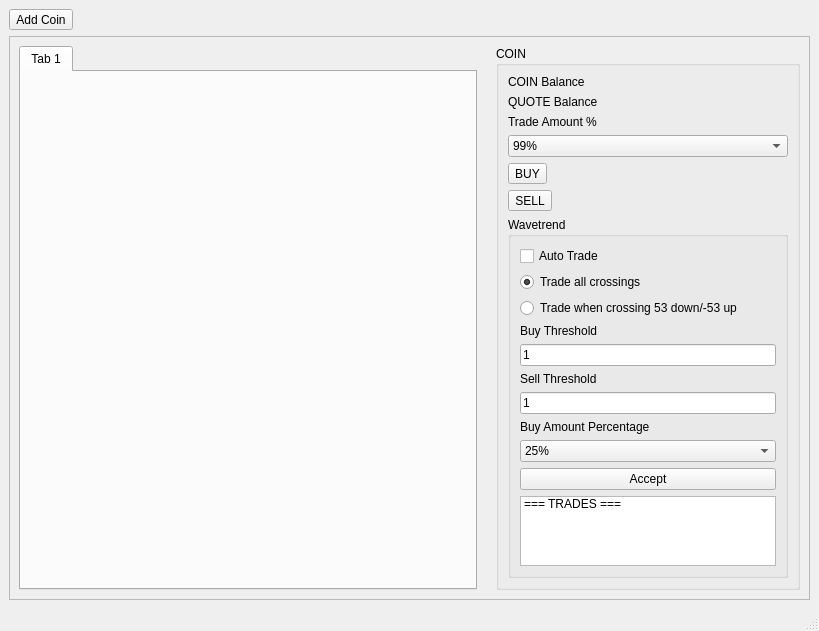
The window that mainwindowqt.ui (pywizard/wavetrend) describes before a commit, drawn with Qt 5.
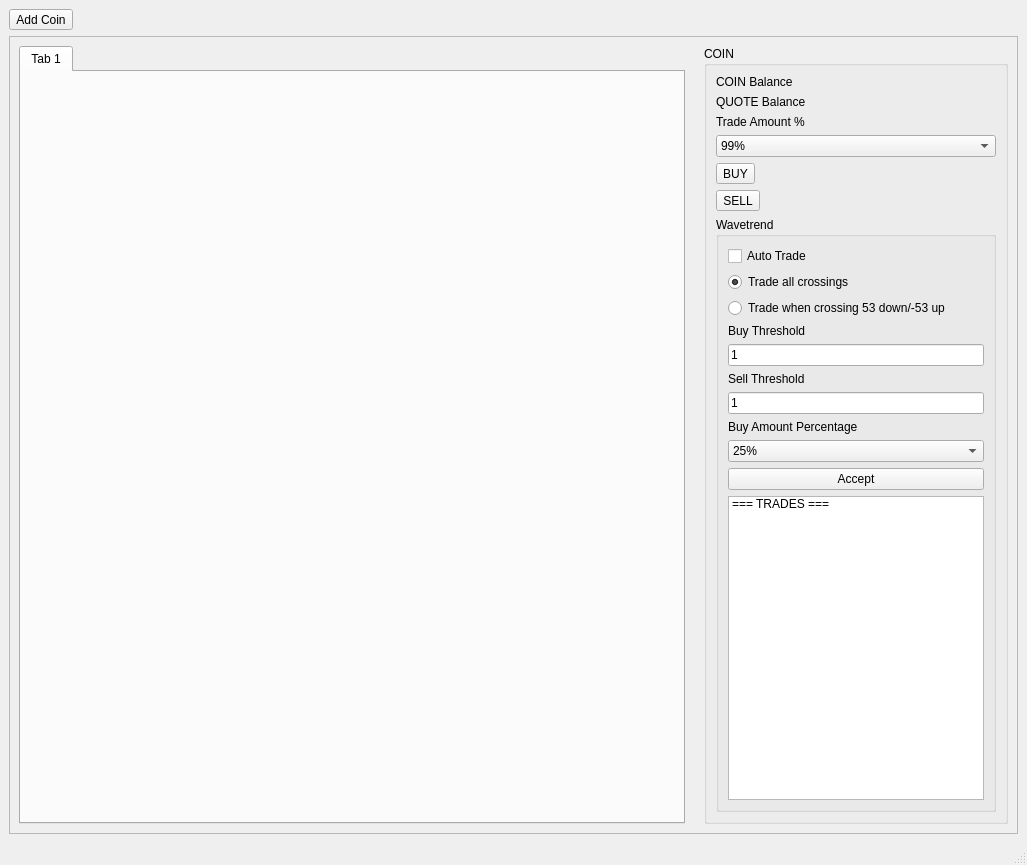
The same window after the commit. Icons and pictures are not drawn.

Commit message: merge combined orderbook (gdax,bitfinex,kraken,bittrex,binance,bitstamp,gemini,hitbtc,okex,bitmex) and style windows.

What changed in the file:
```diff
--- a/mainwindowqt.ui
+++ b/mainwindowqt.ui
@@ -6,8 +6,8 @@
    <rect>
     <x>0</x>
     <y>0</y>
-    <width>819</width>
-    <height>586</height>
+    <width>1027</width>
+    <height>865</height>
    </rect>
   </property>
   <property name="sizePolicy">
```
The commit also changes 2 other files.
